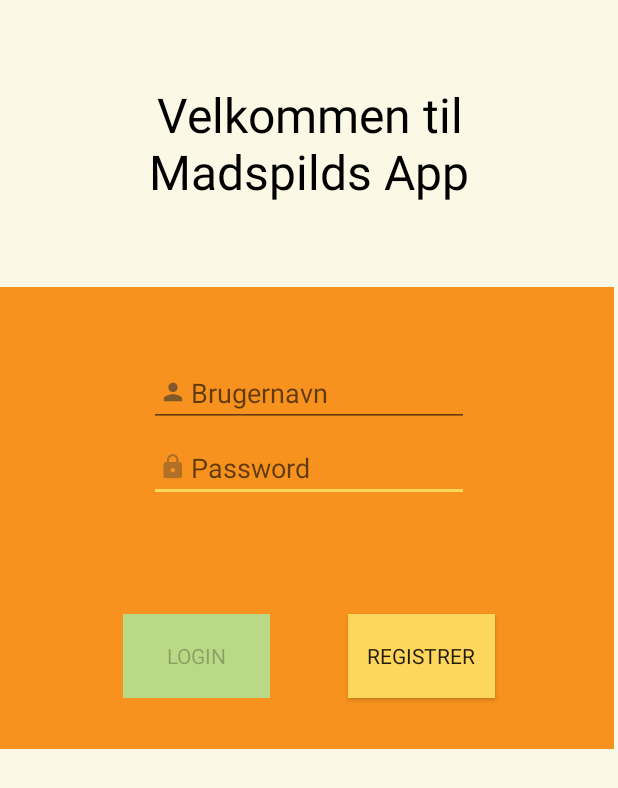
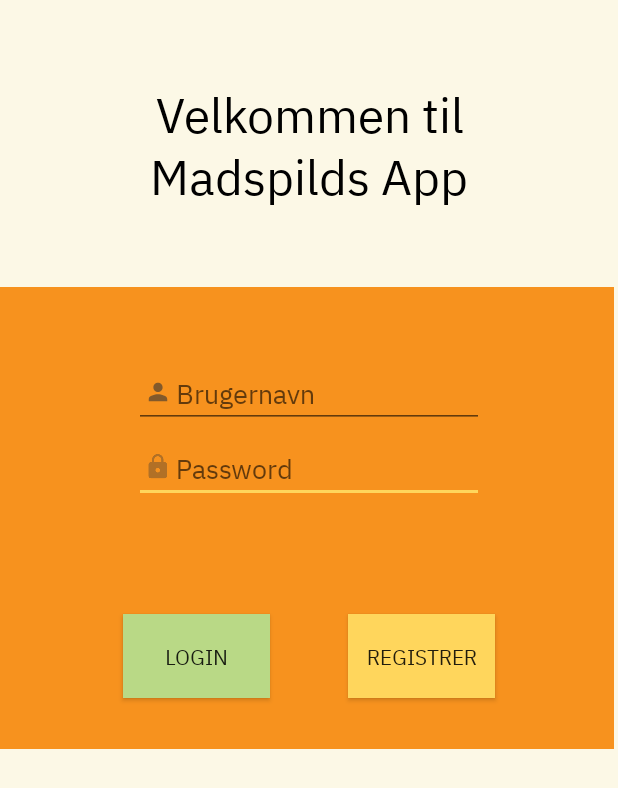
Before and after one commit to Alexcool3/Food_Waste_Prototype, an Android app: the screen it shows after launch (LoginActivity), after a tap on "LOGIN", on a phone screen of 412 x 824 dp. Shown: the top 788 px of the screen. Run offline under Robolectric (Android 15) with nearby library versions, the light colour scheme and no system bars.

Commit message:
LoginActivity IMBPLEX regular

```diff
--- a/app/src/main/java/com/example/food_waste_prototype/LoginActivity.java
+++ b/app/src/main/java/com/example/food_waste_prototype/LoginActivity.java
@@ -43,8 +43,6 @@ public class LoginActivity extends AppCompatActivity {
         if((inputBrugernavn == "Nikolaj") && (inputPassword == "ersej")){
             Intent intent = new Intent(LoginActivity.this, InputActivity.class);
             startActivity(intent);
-        } else {
-            login.setEnabled(false);
         }
     }
 
--- a/app/src/main/res/layout/activity_login.xml
+++ b/app/src/main/res/layout/activity_login.xml
@@ -28,7 +28,7 @@
         android:layout_marginBottom="200dp"
         android:drawableLeft="@drawable/password_icon"
         android:ems="10"
-        android:fontFamily="@font/ibmplex"
+        android:fontFamily="@font/ibm_plex_sans_regular"
         android:hint="Password"
         android:inputType="textPersonName"
         android:textColor="#FFFFFF"
@@ -44,7 +44,7 @@
         android:layout_marginBottom="300dp"
         android:drawableLeft="@drawable/login_icon"
         android:ems="10"
-        android:fontFamily="@font/ibmplex"
+        android:fontFamily="@font/ibm_plex_sans_regular"
         android:hint="Brugernavn"
         android:inputType="textPersonName"
         android:textColor="#FFFFFF"
@@ -61,7 +61,7 @@
         android:layout_marginRight="150dp"
         android:layout_marginTop="50dp"
         android:background="#B9D986"
-        android:fontFamily="@font/ibmplex"
+        android:fontFamily="@font/ibm_plex_sans_regular"
         android:text="Login"
         app:layout_constraintBottom_toBottomOf="parent"
         app:layout_constraintEnd_toEndOf="parent"
@@ -76,7 +76,7 @@
         android:layout_marginStart="150dp"
         android:layout_marginTop="50dp"
         android:background="#FFD65C"
-        android:fontFamily="@font/ibmplex"
+        android:fontFamily="@font/ibm_plex_sans_regular"
         android:text="Registrer"
         app:layout_constraintBottom_toBottomOf="parent"
         app:layout_constraintEnd_toEndOf="parent"
@@ -87,7 +87,7 @@
         android:id="@+id/headerText"
         android:layout_width="266dp"
         android:layout_height="150dp"
-        android:fontFamily="@font/ibmplex"
+        android:fontFamily="@font/ibm_plex_sans_regular"
         android:gravity="center"
         android:text="Velkommen til Madspilds App"
         android:textColor="#000000"
```
